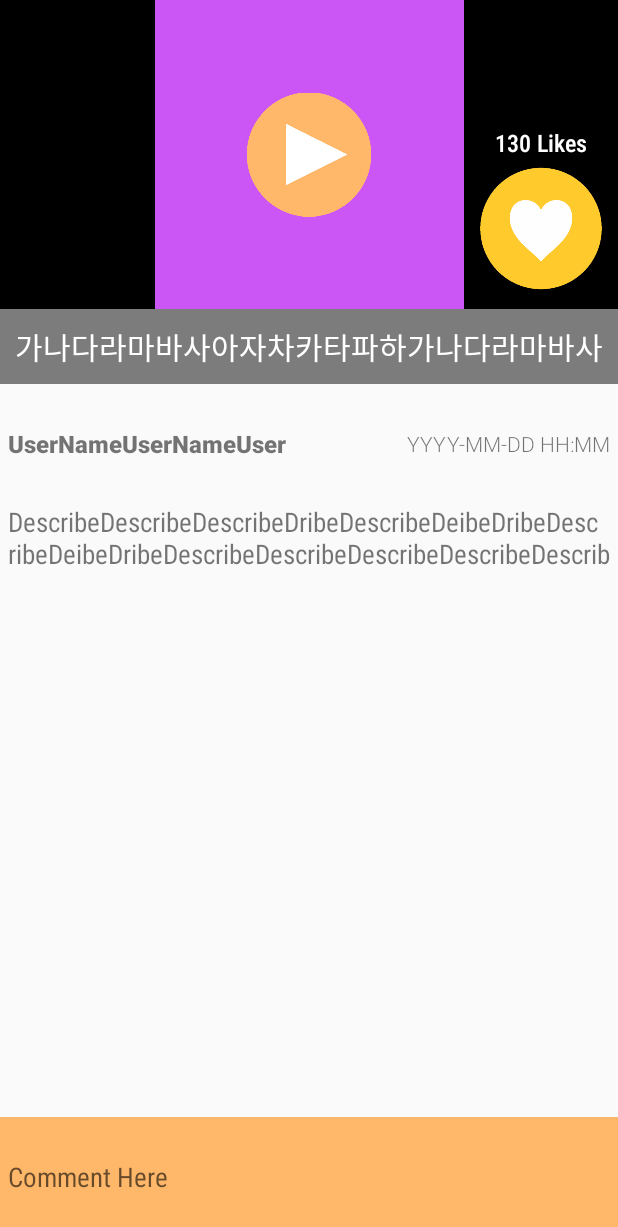
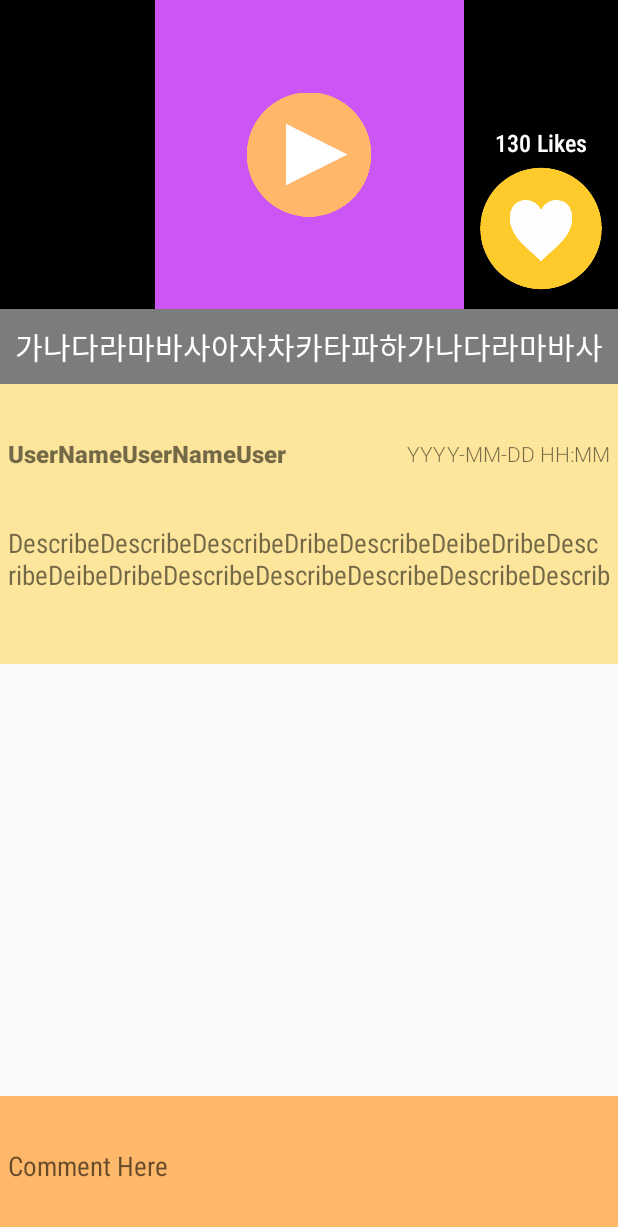
Before and after one commit to ls4154/Android-Vloger, an Android app: the layout activity_detail.xml on its own in the app's theme, with its tools: preview values and no code run, on a phone screen of 412 x 824 dp. Shown: the top 1227 px of the screen. Run offline under Robolectric (Android 15) with nearby library versions, the phone set to English and light mode, and no system bars.

Commit message:
detail 살짝 수정

```diff
--- a/app/src/main/java/com/example/androidvloger/DetailActivity.java
+++ b/app/src/main/java/com/example/androidvloger/DetailActivity.java
@@ -71,10 +71,10 @@ public class DetailActivity extends AppCompatActivity implements SwipeRefreshLay
 
         videoId = t[0];
         tvTitle.setText(t[1]);
-        tvUsername.setText(t[2]);
         tvUsername.setTag(t[2]);
         tvDesc.setText(t[3]);
         tvUploadtime.setText(t[4]);
+        tvUsername.setText(t[5]);
 
         String path = "http://" + IP_ADDR + "/thumb" + videoId + ".jpg";
         Picasso.get().load(path).into(imgThumbnail);
--- a/app/src/main/java/com/example/androidvloger/LoginActivity.java
+++ b/app/src/main/java/com/example/androidvloger/LoginActivity.java
@@ -19,6 +19,8 @@ import java.io.OutputStream;
 import java.net.HttpURLConnection;
 import java.net.URL;
 
+// TODO
+// 뒤로 가기했을때 앱 꺼지게
 public class LoginActivity extends AppCompatActivity {
     final static int SIGNUP_RC = 1111;
 
--- a/app/src/main/java/com/example/androidvloger/MainActivity.java
+++ b/app/src/main/java/com/example/androidvloger/MainActivity.java
@@ -233,14 +233,13 @@ public class MainActivity extends AppCompatActivity implements SwipeRefreshLayou
                 thumblist = new ArrayList<>();
                 for (int i = ja.length()-1; i >= 0; i--) {
                     if(ja.length() - i > 30) break; // 최신 30개
-                    String[] t = new String[5];
+                    String[] t = new String[6];
                     t[0] = ja.getJSONObject(i).getString("id"); // video id
                     t[1] = ja.getJSONObject(i).getString("title"); // video title
                     t[2] = ja.getJSONObject(i).getString("uploader");
                     t[3] = ja.getJSONObject(i).getString("desc");
                     t[4] = ja.getJSONObject(i).getString("date");
-
-                    ja.getJSONObject(i).getString("name"); //이게 업로더 이름
+                    t[5] = ja.getJSONObject(i).getString("name"); //이게 업로더 이름
                     thumblist.add(t);
                 }
             } catch (Exception e) {
--- a/app/src/main/java/com/example/androidvloger/TimelineAdapter.java
+++ b/app/src/main/java/com/example/androidvloger/TimelineAdapter.java
@@ -36,7 +36,7 @@ public class TimelineAdapter extends RecyclerView.Adapter<TimelineAdapter.Holder
         String[] item = list.get(position);
         String path = "http://"+IP_ADDR+"/thumb"+item[0]+".jpg";
         holder.tvTitle.setText(item[1]);
-        holder.tvUploader.setText(item[2]);
+        holder.tvUploader.setText(item[5]);
         holder.tvUploadTime.setText(item[4]);
         Picasso.get().load(path).into(holder.imgThumbnail);
         holder.constraintLayout.setTag(item);
--- a/app/src/main/res/layout/activity_detail.xml
+++ b/app/src/main/res/layout/activity_detail.xml
@@ -105,12 +105,13 @@
         android:id="@+id/tvUsername"
         android:layout_width="0dp"
         android:layout_height="0dp"
+        android:background="@color/colorPrimaryTransparent"
         android:fontFamily="sans-serif-black"
         android:gravity="center_vertical"
+
         android:maxLength="20"
-
+        android:maxLines="1"
         android:onClick="onclickGotoUserpage"
-        android:maxLines="1"
         android:padding="5dp"
         android:text="UserNameUserNameUser"
         android:textSize="16sp"
@@ -123,10 +124,11 @@
         android:id="@+id/tvUploadtime"
         android:layout_width="0dp"
         android:layout_height="0dp"
+        android:background="@color/colorPrimaryTransparent"
         android:fontFamily="sans-serif-light"
-        android:padding="5dp"
 
         android:gravity="center_vertical|end"
+        android:padding="5dp"
         android:text="YYYY-MM-DD HH:MM"
         app:layout_constraintBottom_toTopOf="@id/tvDesc"
         app:layout_constraintEnd_toEndOf="parent"
@@ -137,10 +139,11 @@
         android:id="@+id/tvDesc"
         android:layout_width="0dp"
         android:layout_height="0dp"
+        android:background="@color/colorPrimaryTransparent"
         android:fontFamily="sans-serif-condensed"
         android:maxLines="2"
+
         android:paddingStart="5dp"
-
         android:paddingEnd="5dp"
         android:text="DescribeDescribeDescribeDribeDescribeDeibeDribeDescribeDeibeDribeDescribeDescribeDescribeDescribeDescribeDescribeDescribeDescribeDescribe"
         android:textSize="18sp"
@@ -153,7 +156,7 @@
         android:id="@+id/swipeRefreshLayout"
         android:layout_width="0dp"
         android:layout_height="0dp"
-        app:layout_constraintHeight_percent="0.4"
+        app:layout_constraintHeight_percent="0.35"
         app:layout_constraintTop_toBottomOf="@id/tvDesc"
         app:layout_constraintBottom_toTopOf="@id/etComment"
         app:layout_constraintStart_toStartOf="parent"
--- a/app/src/main/res/values/colors.xml
+++ b/app/src/main/res/values/colors.xml
@@ -3,4 +3,5 @@
     <color name="colorPrimary">#FFCA2B</color>
     <color name="colorPrimaryDark">#FFB86A</color>
     <color name="colorAccent">#CC56F5</color>
+    <color name="colorPrimaryTransparent">#74FFCA2B</color>
 </resources>
```
